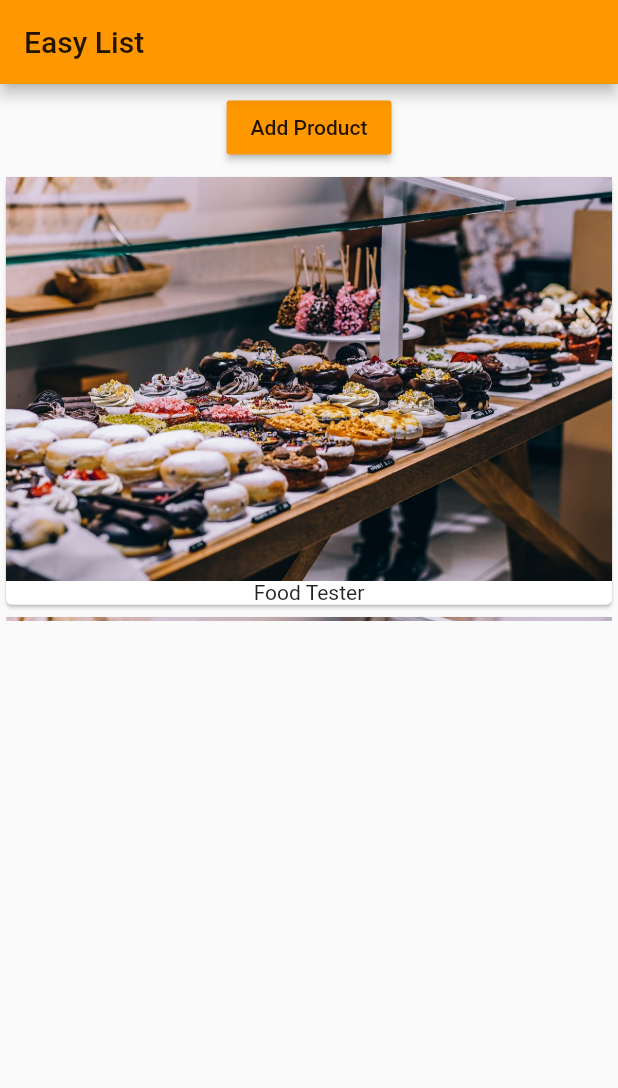
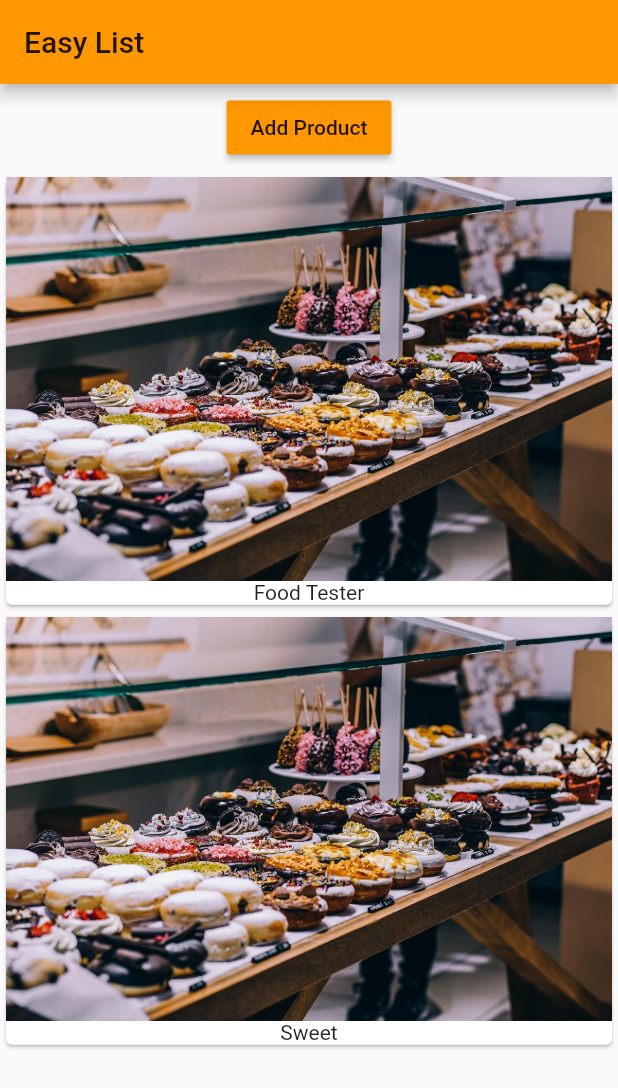
Before and after one commit to akshaypalshikar/first_flutter, a Flutter app: the screen it shows after launch, after a tap on "Add Product", on a phone screen of 412 x 824 dp. Shown: the top 1088 px of the screen. Run offline on Flutter 3.47's test engine with Material 2 defaults, Android fonts, the phone set to English and light mode, and no system bars.

Commit message:
Using special container expanded. It uses all the space available

```diff
--- a/lib/product_manager.dart
+++ b/lib/product_manager.dart
@@ -47,7 +47,7 @@ class _ProductManagerState extends State<ProductManager> {
           margin: EdgeInsets.all(5.0),
           child: ProductControl(_addProduct),
         ),
-        Container(height:300.0,child:Products(_products)),
+        Expanded(child:Products(_products)),
       ],
     );
   }
```
